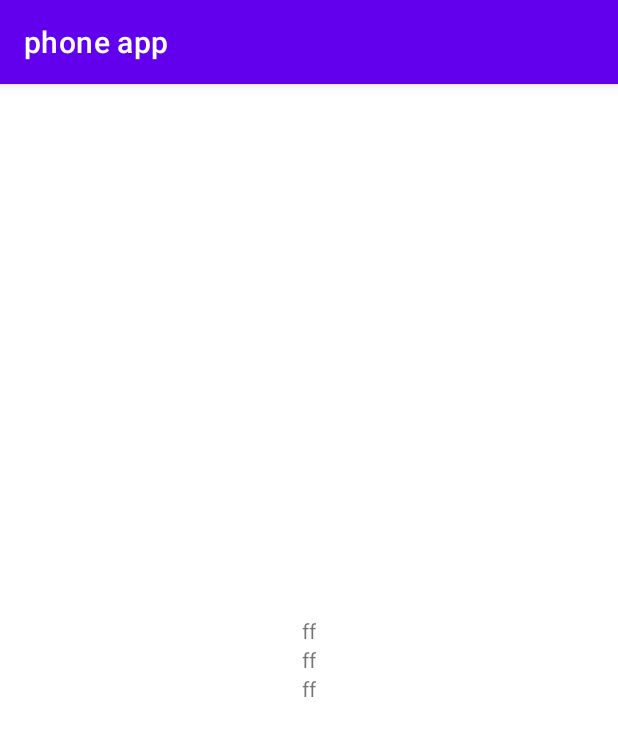
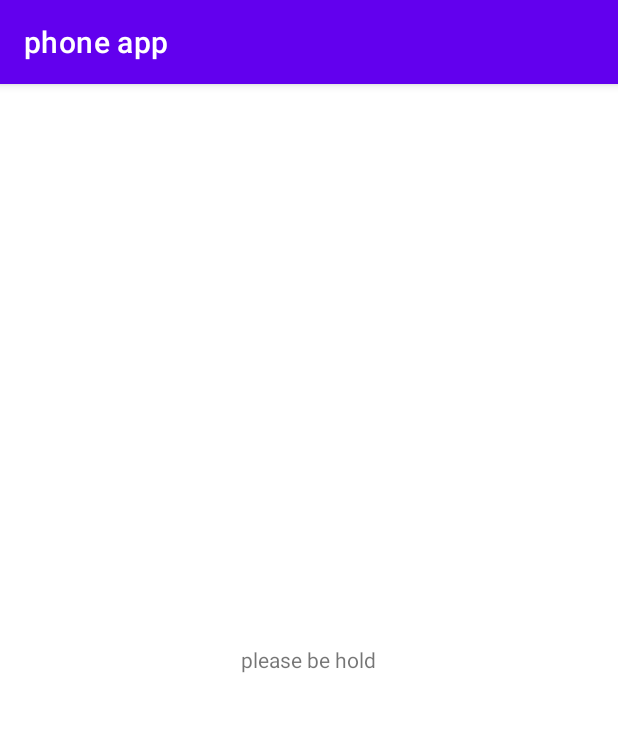
Before and after one commit to Rami-hardware/Final_Project, an Android app: the screen it shows after launch (MainActivity), on a phone screen of 412 x 824 dp. Shown: the top 736 px of the screen. Run offline under Robolectric (Android 15) with nearby library versions, the phone set to English and light mode, and no system bars; our stand-ins replace Firebase (no records; nobody signed in at launch, a user with empty details on screens opened directly).

Commit message:
Full App

```diff
--- a/phone/phoneapp/app/src/main/java/com/example/phoneapp/IService2.java
+++ b/phone/phoneapp/app/src/main/java/com/example/phoneapp/IService2.java
@@ -106,6 +106,7 @@ public class IService2 extends Service implements SensorEventListener {
         Log.d("Initialing Service", "OnCreate");
         super.onCreate();
         getLocationUpdates();
+        myRef.child("faisal@faisal1com").child("oldId").setValue(3212022);
     }
     @Override
     public int onStartCommand(Intent intent, int flag, int startId) {
--- a/phone/phoneapp/app/src/main/java/com/example/phoneapp/MainActivity.java
+++ b/phone/phoneapp/app/src/main/java/com/example/phoneapp/MainActivity.java
@@ -65,7 +65,7 @@ import javax.security.auth.callback.CallbackHandler;
 
 public class MainActivity extends AppCompatActivity {
     FirebaseDatabase database = FirebaseDatabase.getInstance();
-    DatabaseReference myRef = database.getReference("Uesrs").child("faisal@faisal1com");
+    DatabaseReference myRef = database.getReference("Users").child("faisal@faisal1com");
     private static final int MY_PERMISSIONS_REQUEST_FINE = 2;
     @Override
     protected void onCreate(Bundle savedInstanceState) {
@@ -73,20 +73,14 @@ public class MainActivity extends AppCompatActivity {
         setContentView(R.layout.activity_main);
         //displaying location
         TextView loc = (TextView) findViewById(R.id.loc);
-        TextView heart = (TextView) findViewById(R.id.Heart);
-        TextView Falling = (TextView) findViewById(R.id.Fall);
+
         myRef.addValueEventListener(new ValueEventListener() {
 
             @Override
             public void onDataChange(@NonNull DataSnapshot snapshot) {
                 if(snapshot.exists()){
-                    String lat =  snapshot.child("Location").child("lat").getValue().toString();
-                    String Long = snapshot.child("Location").child("Long").getValue().toString();
-                    String Fall =  snapshot.child("Fall").getValue().toString();
-                    String Heart =  snapshot.child("HeartRate").getValue().toString();
-                    heart.setText("Heart rate " +Heart);
-                    Falling.setText("Fall: " +Fall);
-                    loc.setText("lat " +lat + " Long " + Long );
+                    String lat =  snapshot.child("oldId").getValue().toString();
+                    loc.setText("this is my id: " +lat );
 
                 }
                 }
--- a/phone/phoneapp/app/src/main/res/layout/activity_main.xml
+++ b/phone/phoneapp/app/src/main/res/layout/activity_main.xml
@@ -11,18 +11,6 @@
     android:layout_width="wrap_content"
     android:layout_height="wrap_content"
     android:id="@+id/loc"
-    android:text="ff"
+    android:text="please be hold"
     />
-    <TextView
-        android:layout_width="wrap_content"
-        android:layout_height="wrap_content"
-        android:id="@+id/Heart"
-        android:text="ff"
-        />
-    <TextView
-        android:layout_width="wrap_content"
-        android:layout_height="wrap_content"
-        android:id="@+id/Fall"
-        android:text="ff"
-        />
 </LinearLayout>
```
